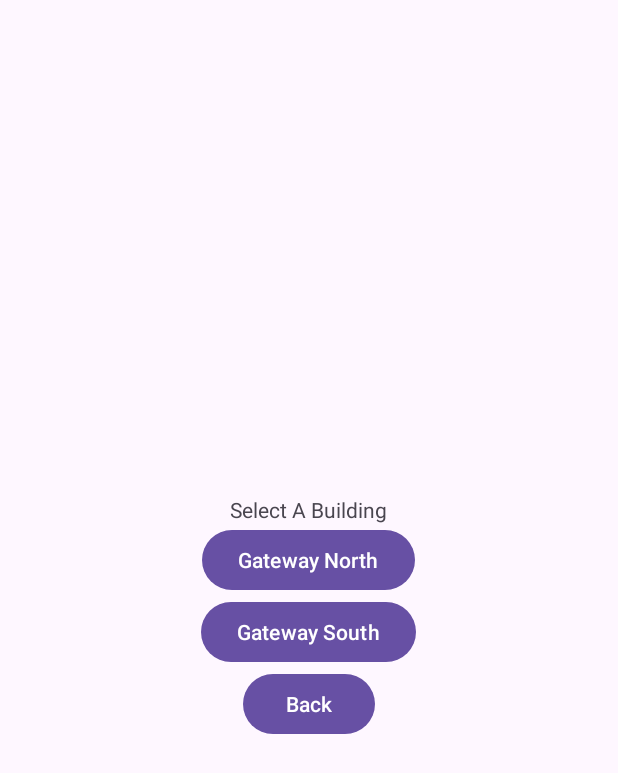
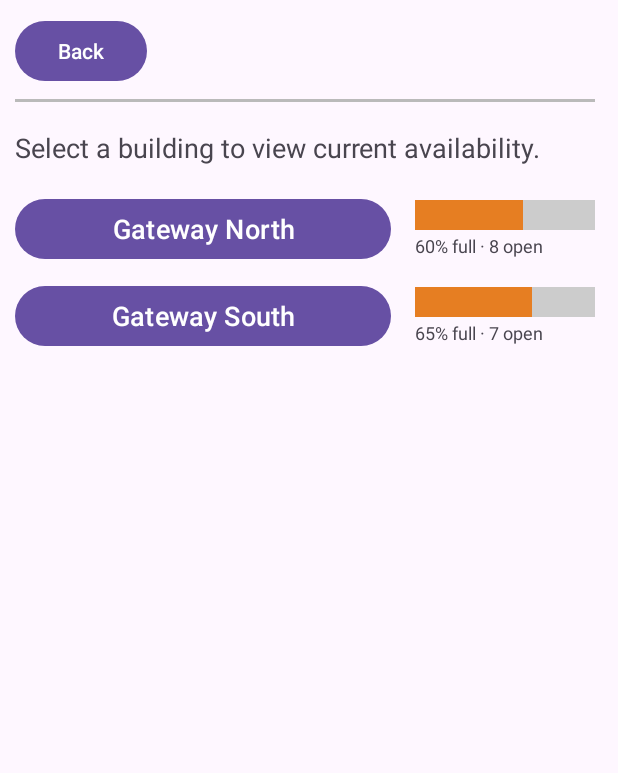
Before and after one commit to ThomasKain/CS597Project, an Android app: the screen it shows after launch (BrowseBuildings before the commit, BuildingBusyness after it), after a tap on "Browse Buildings and Seats", on a phone screen of 412 x 824 dp. Shown: the top 773 px of the screen. Run offline under Robolectric (Android 15) with nearby library versions, the phone set to English and light mode, and no system bars.

Commit message:
Hook up building busyness page with real seat percentages

```diff
--- a/app/src/main/AndroidManifest.xml
+++ b/app/src/main/AndroidManifest.xml
@@ -53,6 +53,9 @@
             android:name=".SeatDetailActivity"
             android:exported="false"
             android:windowSoftInputMode="adjustResize" />
+        <activity
+            android:name=".BuildingBusyness"
+            android:exported="false" />
     </application>
 
 </manifest>
--- a/app/src/main/java/edu/stevens/cs597/seatfinder/BuildingBusyness.kt
+++ b/app/src/main/java/edu/stevens/cs597/seatfinder/BuildingBusyness.kt
@@ -1,4 +1,82 @@
-package edu.stevens.cs597.seatfinder;
+package edu.stevens.cs597.seatfinder
 
-public class BuildingBusyness {
+import android.content.Intent
+import android.graphics.Color
+import android.os.Bundle
+import android.view.View
+import android.widget.Button
+import android.widget.LinearLayout
+import android.widget.TextView
+import android.widget.Toast
+import androidx.activity.enableEdgeToEdge
+import androidx.appcompat.app.AppCompatActivity
+import androidx.core.view.ViewCompat
+import androidx.core.view.WindowInsetsCompat
+
+/**
+ * Shows how busy each building is (the % of seats that are taken).
+ * Tapping a building with seat data opens its seat map (SeatMapActivity).
+ */
+class BuildingBusyness : AppCompatActivity() {
+
+    override fun onCreate(savedInstanceState: Bundle?) {
+        super.onCreate(savedInstanceState)
+        enableEdgeToEdge()
+        setContentView(R.layout.activity_building_busyness)
+
+        ViewCompat.setOnApplyWindowInsetsListener(findViewById(R.id.main)) { v, insets ->
+            val systemBars = insets.getInsets(WindowInsetsCompat.Type.systemBars())
+            v.setPadding(systemBars.left, systemBars.top, systemBars.right, systemBars.bottom)
+            insets
+        }
+
+        //back button
+        findViewById<Button>(R.id.button_back_busyness).setOnClickListener {
+            finish()
+        }
+
+        // Buildings that have seat data in GlobalSeatMap
+        setUpBuilding("GN", R.id.button_gnorth_busyness, R.id.bar_fill_gnorth,
+            R.id.bar_empty_gnorth, R.id.text_gnorth_busyness)
+        setUpBuilding("GS", R.id.button_gsouth_busyness, R.id.bar_fill_gsouth,
+            R.id.bar_empty_gsouth, R.id.text_gsouth_busyness)
+
+    }
+
+    private fun setUpBuilding(buildingId: String, buttonId: Int, fillId: Int, emptyId: Int, textId: Int) {
+        val building = GlobalSeatMap.buildings.find { it.id == buildingId } ?: return
+
+        // Count seats across all floors of this building
+        val seats = building.floors.flatMap { it.seats }
+        val taken = seats.count { !it.isAvailable }
+        val open = seats.size - taken
+        val percentTaken = if (seats.isEmpty()) 0 else taken * 100 / seats.size
+
+        // Make the colored part of the bar as wide as the % taken
+        val fill = findViewById<View>(fillId)
+        val empty = findViewById<View>(emptyId)
+        fill.layoutParams = (fill.layoutParams as LinearLayout.LayoutParams).apply {
+            weight = percentTaken.toFloat()
+        }
+        empty.layoutParams = (empty.layoutParams as LinearLayout.LayoutParams).apply {
+            weight = (100 - percentTaken).toFloat()
+        }
+
+        // Green = quiet, orange = getting busy, red = very busy
+        val color = when {
+            percentTaken < 40 -> "#2E9E5B"
+            percentTaken < 75 -> "#E67E22"
+            else -> "#C0392B"
+        }
+        fill.setBackgroundColor(Color.parseColor(color))
+
+        findViewById<TextView>(textId).text = "$percentTaken% full · $open open"
+
+        // Open this building's seat map
+        findViewById<Button>(buttonId).setOnClickListener {
+            val intent = Intent(this, SeatMapActivity::class.java)
+            intent.putExtra(SeatMapActivity.BUILDING, buildingId)
+            startActivity(intent)
+        }
+    }
 }
--- a/app/src/main/java/edu/stevens/cs597/seatfinder/MainActivity.kt
+++ b/app/src/main/java/edu/stevens/cs597/seatfinder/MainActivity.kt
@@ -40,7 +40,7 @@ class MainActivity : AppCompatActivity() {
 
         //Browse building and seat button
         findViewById<Button>(R.id.button_browse).setOnClickListener {
-            startActivity(Intent(this, BrowseBuildings::class.java))
+            startActivity(Intent(this, BuildingBusyness::class.java))
         }
 
         ViewCompat.setOnApplyWindowInsetsListener(findViewById(R.id.main)) { v, insets ->
--- a/app/src/main/res/layout/activity_building_busyness.xml
+++ b/app/src/main/res/layout/activity_building_busyness.xml
@@ -1,6 +1,5 @@
 <?xml version="1.0" encoding="utf-8"?>
 <LinearLayout xmlns:android="http://schemas.android.com/apk/res/android"
-    xmlns:app="http://schemas.android.com/apk/res-auto"
     xmlns:tools="http://schemas.android.com/tools"
     android:id="@+id/main"
     android:layout_width="match_parent"
@@ -11,13 +10,13 @@
     android:layout_marginTop="10dp"
     android:layout_marginEnd="15dp"
     tools:context=".BuildingBusyness">
+
     <Button
         android:id="@+id/button_back_busyness"
         android:layout_width="wrap_content"
         android:layout_height="wrap_content"
-        android:text="Back"
-        android:backgroundTint="#636363"
-        />
+        android:text="Back" />
+
     <View
         android:layout_width="match_parent"
         android:layout_height="2dp"
@@ -28,51 +27,11 @@
         android:layout_width="wrap_content"
         android:layout_height="wrap_content"
         android:text="Select a building to view current availability."
-        app:layout_constraintBottom_toBottomOf="parent"
-        app:layout_constraintEnd_toEndOf="parent"
-        app:layout_constraintStart_toStartOf="parent"
-        app:layout_constraintTop_toTopOf="parent"
         android:layout_marginTop="10dp"
         android:layout_marginBottom="18dp"
         android:textSize="18sp" />
 
-    <LinearLayout
-        android:layout_width="match_parent"
-        android:layout_height="wrap_content"
-        android:orientation="horizontal"
-        android:gravity="center_vertical"
-        android:layout_marginBottom="10dp">
-
-        <Button
-            android:id="@+id/button_babbio_busyness"
-            android:layout_width="0dp"
-            android:layout_height="wrap_content"
-            android:layout_weight="1"
-            android:text="Babbio Center"
-            android:textSize="18sp"
-            android:layout_marginEnd="90dp"
-            android:backgroundTint="#ad5075" />
-
-        <LinearLayout
-            android:layout_width="120dp"
-            android:layout_height="20dp"
-            android:orientation="horizontal"
-            android:background="#CCCCCC">
-            <!-- Temporary busyness meter - change when layout final -->
-            <View
-                android:layout_width="0dp"
-                android:layout_height="match_parent"
-
-                android:layout_weight="25"
-                android:background="#C0392B" />
-
-            <View
-                android:layout_width="0dp"
-                android:layout_height="match_parent"
-                android:layout_weight="75" />
-        </LinearLayout>
-    </LinearLayout>
-
+    <!-- ===== Gateway North ===== -->
     <LinearLayout
         android:layout_width="match_parent"
         android:layout_height="wrap_content"
@@ -87,28 +46,45 @@
             android:layout_weight="1"
             android:text="Gateway North"
             android:textSize="18sp"
-            android:layout_marginEnd="90dp"
-            android:backgroundTint="#ad5075" />
+            android:layout_marginEnd="16dp" />
 
         <LinearLayout
             android:layout_width="120dp"
+            android:layout_height="wrap_content"
+            android:orientation="vertical">
+
+            <!-- Busyness meter: the colored part grows with the % of taken seats -->
+            <LinearLayout
+                android:layout_width="match_parent"
                 android:layout_height="20dp"
                 android:orientation="horizontal"
                 android:background="#CCCCCC">
-            <!-- Temporary busyness meter - change when layout final -->
+
                 <View
+                    android:id="@+id/bar_fill_gnorth"
                     android:layout_width="0dp"
                     android:layout_height="match_parent"
                     android:layout_weight="25"
                     android:background="#C0392B" />
 
                 <View
+                    android:id="@+id/bar_empty_gnorth"
                     android:layout_width="0dp"
                     android:layout_height="match_parent"
                     android:layout_weight="75" />
             </LinearLayout>
+
+            <TextView
+                android:id="@+id/text_gnorth_busyness"
+                android:layout_width="wrap_content"
+                android:layout_height="wrap_content"
+                android:layout_marginTop="2dp"
+                android:text="25% full"
+                android:textSize="12sp" />
+        </LinearLayout>
     </LinearLayout>
 
+    <!-- ===== Gateway South ===== -->
     <LinearLayout
         android:layout_width="match_parent"
         android:layout_height="wrap_content"
@@ -117,32 +93,46 @@
         android:layout_marginBottom="10dp">
 
         <Button
-            android:id="@+id/button_library_busyness"
+            android:id="@+id/button_gsouth_busyness"
             android:layout_width="0dp"
             android:layout_height="wrap_content"
             android:layout_weight="1"
-            android:text="Library"
+            android:text="Gateway South"
             android:textSize="18sp"
-            android:layout_marginEnd="90dp"
-            android:backgroundTint="#ad5075" />
+            android:layout_marginEnd="16dp" />
 
         <LinearLayout
             android:layout_width="120dp"
+            android:layout_height="wrap_content"
+            android:orientation="vertical">
+
+            <LinearLayout
+                android:layout_width="match_parent"
                 android:layout_height="20dp"
                 android:orientation="horizontal"
                 android:background="#CCCCCC">
-            <!-- Temporary busyness meter - change when layout final -->
+
                 <View
+                    android:id="@+id/bar_fill_gsouth"
                     android:layout_width="0dp"
                     android:layout_height="match_parent"
                     android:layout_weight="25"
                     android:background="#C0392B" />
 
                 <View
+                    android:id="@+id/bar_empty_gsouth"
                     android:layout_width="0dp"
                     android:layout_height="match_parent"
                     android:layout_weight="75" />
             </LinearLayout>
+
+            <TextView
+                android:id="@+id/text_gsouth_busyness"
+                android:layout_width="wrap_content"
+                android:layout_height="wrap_content"
+                android:layout_marginTop="2dp"
+                android:text="25% full"
+                android:textSize="12sp" />
         </LinearLayout>
-
     </LinearLayout>
+</LinearLayout>
```
Lines whose indentation alone changed are shown as unchanged.
